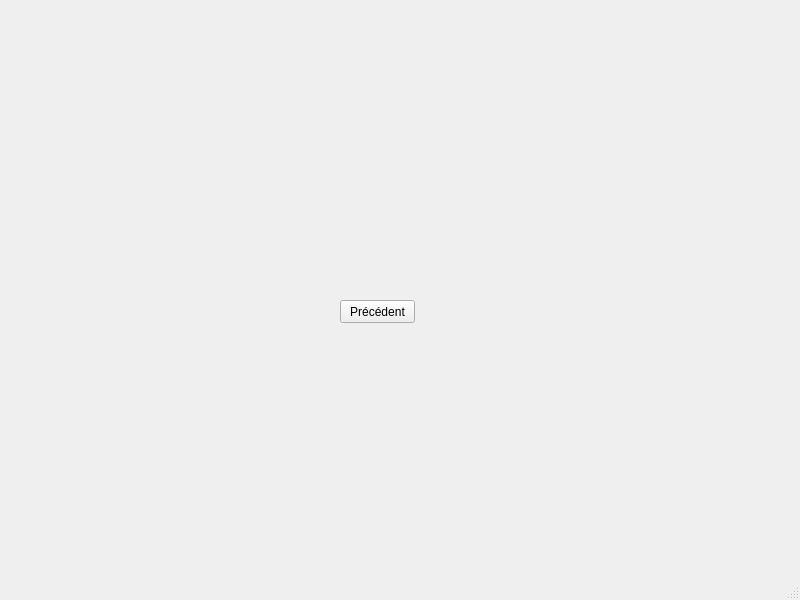
Qt form Master/mainwindow.ui (ArnaudScheffler/ProjetCPOOA) before a commit.
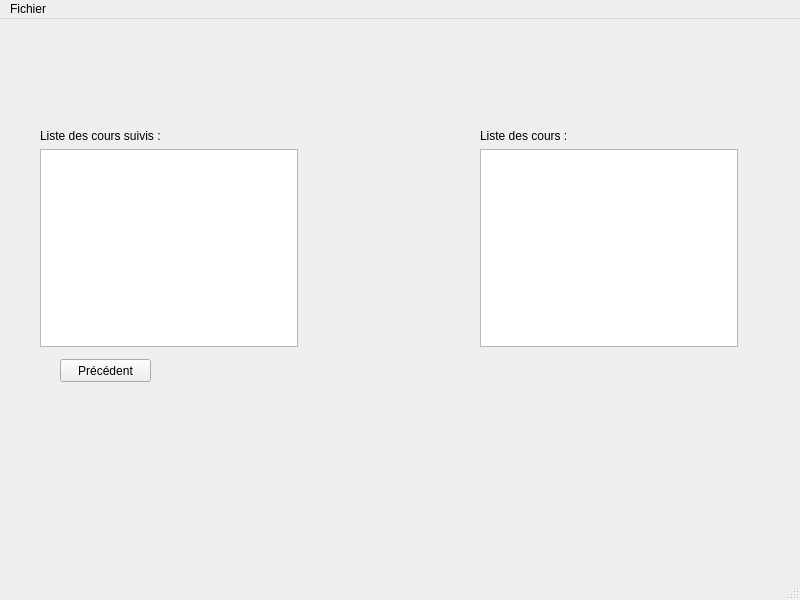
The same form after that commit.

Commit message: Ajout des listes cours et cours suivis UI

Patch:
```diff
--- a/Master/mainwindow.ui
+++ b/Master/mainwindow.ui
@@ -20,7 +20,7 @@
       <x>0</x>
       <y>0</y>
       <width>801</width>
-      <height>451</height>
+      <height>571</height>
      </rect>
     </property>
     <property name="currentIndex">
@@ -78,8 +78,8 @@
      <widget class="QLabel" name="label_3">
       <property name="geometry">
        <rect>
-        <x>160</x>
-        <y>150</y>
+        <x>10</x>
+        <y>10</y>
         <width>501</width>
         <height>91</height>
        </rect>
@@ -96,9 +96,9 @@
      <widget class="QPushButton" name="Precedent">
       <property name="geometry">
        <rect>
-        <x>340</x>
-        <y>300</y>
-        <width>75</width>
+        <x>60</x>
+        <y>340</y>
+        <width>91</width>
         <height>23</height>
        </rect>
       </property>
@@ -109,6 +109,58 @@
        <bool>true</bool>
       </property>
      </widget>
+     <widget class="QWidget" name="layoutWidget">
+      <property name="geometry">
+       <rect>
+        <x>480</x>
+        <y>110</y>
+        <width>258</width>
+        <height>218</height>
+       </rect>
+      </property>
+      <layout class="QVBoxLayout" name="verticalLayout_2">
+       <item>
+        <widget class="QLabel" name="label_5">
+         <property name="text">
+          <string>Liste des cours :</string>
+         </property>
+        </widget>
+       </item>
+       <item>
+        <widget class="QListView" name="listCours">
+         <property name="editTriggers">
+          <set>QAbstractItemView::NoEditTriggers</set>
+         </property>
+        </widget>
+       </item>
+      </layout>
+     </widget>
+     <widget class="QWidget" name="">
+      <property name="geometry">
+       <rect>
+        <x>40</x>
+        <y>110</y>
+        <width>258</width>
+        <height>218</height>
+       </rect>
+      </property>
+      <layout class="QVBoxLayout" name="verticalLayout">
+       <item>
+        <widget class="QLabel" name="label_4">
+         <property name="text">
+          <string>Liste des cours suivis :</string>
+         </property>
+        </widget>
+       </item>
+       <item>
+        <widget class="QListView" name="listCoursSuivis">
+         <property name="editTriggers">
+          <set>QAbstractItemView::NoEditTriggers</set>
+         </property>
+        </widget>
+       </item>
+      </layout>
+     </widget>
     </widget>
    </widget>
   </widget>
@@ -118,9 +170,22 @@
      <x>0</x>
      <y>0</y>
      <width>800</width>
-     <height>21</height>
+     <height>22</height>
     </rect>
    </property>
+   <property name="defaultUp">
+    <bool>false</bool>
+   </property>
+   <property name="nativeMenuBar">
+    <bool>true</bool>
+   </property>
+   <widget class="QMenu" name="menuFichier">
+    <property name="title">
+     <string>Fichier</string>
+    </property>
+    <addaction name="actionexit"/>
+   </widget>
+   <addaction name="menuFichier"/>
   </widget>
   <widget class="QStatusBar" name="statusbar"/>
  </widget>
```
Left out of the diff: 14 changed lines with no effect on the pictures. The commit also changes 4 other files.
